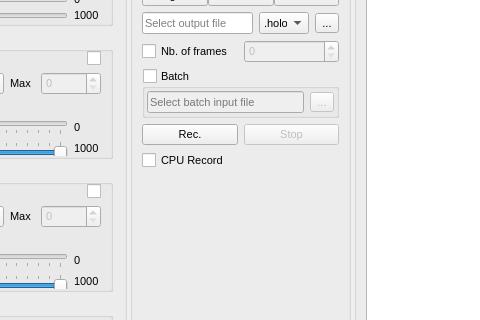
This is Holovibes/mainwindow.ui in DigitalHolography/Holovibes as Qt 5 draws it before an edit; both pictures show x 568 to 1048 and y 293 to 613 of the 1210 by 798 pixel window. The edited form follows.
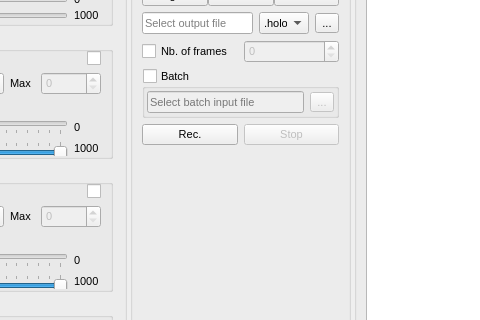
This is the edited form. Custom widgets are drawn as their Qt base class.

Commit message: feat(ui): rename record gpu to record queue on gpu and move cpu record to advanced panel

```diff
--- a/Holovibes/mainwindow.ui
+++ b/Holovibes/mainwindow.ui
@@ -3072,22 +3072,6 @@
                  </item>
                 </layout>
                </item>
-               <item>
-                <widget class="QCheckBox" name="RecordDeviceCheckbox">
-                 <property name="enabled">
-                  <bool>true</bool>
-                 </property>
-                 <property name="styleSheet">
-                  <string notr="true"/>
-                 </property>
-                 <property name="text">
-                  <string>CPU Record</string>
-                 </property>
-                 <property name="checked">
-                  <bool>false</bool>
-                 </property>
-                </widget>
-               </item>
               </layout>
              </widget>
             </item>
```
Left out of the diff: 22 changed lines with no effect on the pictures. The commit also changes 4 other files.
